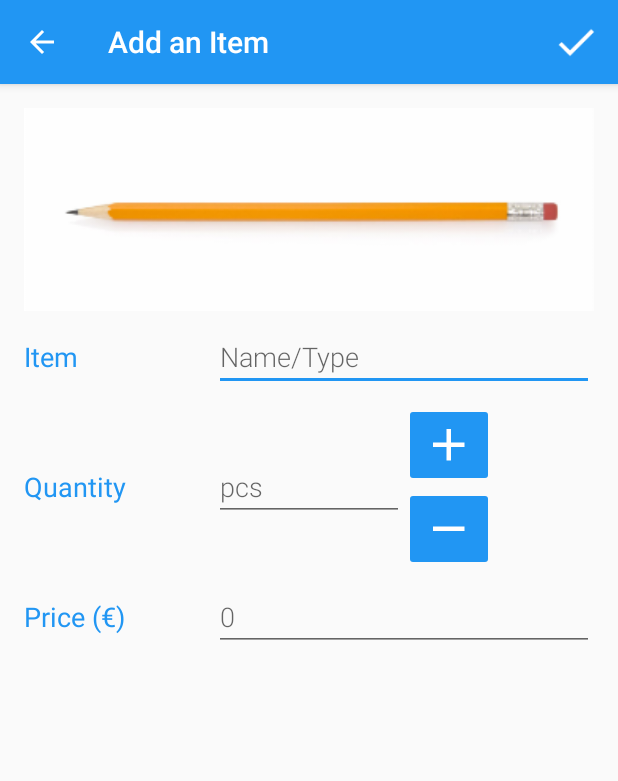
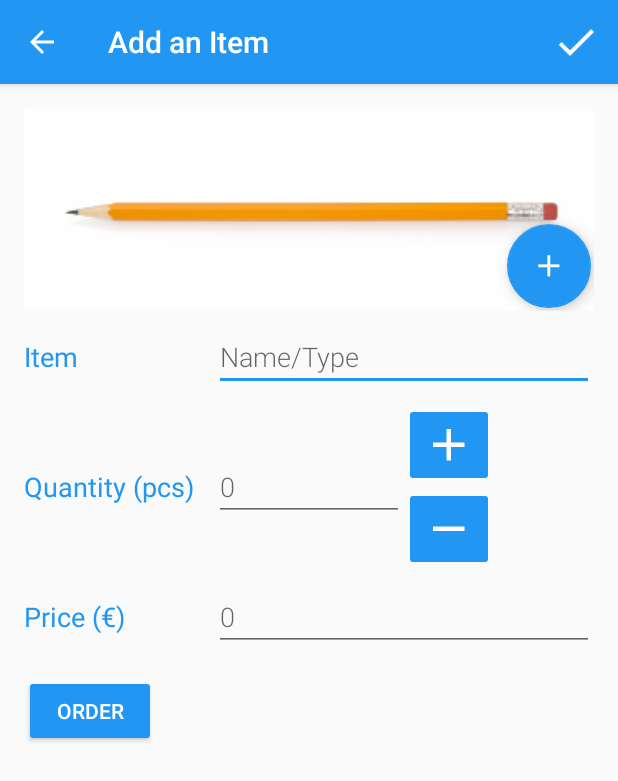
Before and after one commit to s1mq/Inventory-App, an Android app: the screen it shows after launch (EditorActivity), after a tap on an icon or button, on a phone screen of 412 x 824 dp. Shown: the top 781 px of the screen. Run offline under Robolectric (Android 15) with nearby library versions, the phone set to English and light mode, and no system bars.

```diff
--- a/app/src/main/java/com/example/android/inventorius/CatalogActivity.java
+++ b/app/src/main/java/com/example/android/inventorius/CatalogActivity.java
@@ -23,7 +23,7 @@ import com.example.android.inventorius.data.ItemsContract.ItemEntry;
 
 public class CatalogActivity extends AppCompatActivity implements LoaderManager.LoaderCallbacks<Cursor>{
 
-    private static final int PET_LOADER = 0;
+    private static final int ITEM_LOADER = 0;
 
     ItemCursorAdapter mCursorAdapter;
 
@@ -63,19 +63,19 @@ public class CatalogActivity extends AppCompatActivity implements LoaderManager.
                 // by appending the "id" (passed as input to this method) onto the
                 // {@link ItemEntry#CONTENT_URI}.
                 // For example, the URI would be "content://com.example.android.items/items/2"
-                // if the pet with ID 2 was clicked on.
+                // if the item with ID 2 was clicked on.
                 Uri currentItemUri = ContentUris.withAppendedId(ItemsContract.ItemEntry.CONTENT_URI, id);
 
                 // Set the URI on the data field of the intent
                 intent.setData(currentItemUri);
 
-                // Launch the {@link EditorActivity} to display the data for the current pet.
+                // Launch the {@link EditorActivity} to display the data for the current item.
                 startActivity(intent);
             }
         });
 
         // Kick off the loader
-        getLoaderManager().initLoader(PET_LOADER, null, this);
+        getLoaderManager().initLoader(ITEM_LOADER, null, this);
     }
 
     /**
@@ -83,7 +83,7 @@ public class CatalogActivity extends AppCompatActivity implements LoaderManager.
      */
     private void insertItem(){
         // Create a ContentValues object where column names are the keys,
-        // and pencil's pet attributes are the values.
+        // and pencil's item attributes are the values.
         ContentValues values = new ContentValues();
         values.put(ItemEntry.COLUMN_ITEM_NAME, "Pencil");
         values.put(ItemEntry.COLUMN_ITEM_QUANTITY, "5");
@@ -91,13 +91,13 @@ public class CatalogActivity extends AppCompatActivity implements LoaderManager.
 
         // Insert a new row for pencil into the provider using the ContentResolver.
         // Use the {@link ItemEntry#CONTENT_URI} to indicate that we want to insert
-        // into the pets database table.
+        // into the items database table.
         // Receive the new content URI that will allow us to access pencil's data in the future.
         Uri newUri = getContentResolver().insert(ItemEntry.CONTENT_URI, values);
     }
 
     /**
-     *  Helper method to delete all pets in the database
+     *  Helper method to delete all items in the database
      */
     private void deleteAllItems() {
         int rowsDeleted = getContentResolver().delete(ItemEntry.CONTENT_URI, null, null);
--- a/app/src/main/res/layout/activity_catalog.xml
+++ b/app/src/main/res/layout/activity_catalog.xml
@@ -1,5 +1,5 @@
 <?xml version="1.0" encoding="utf-8"?>
-<!-- Layout for the list of pets -->
+<!-- Layout for the list of items -->
 <RelativeLayout
     xmlns:android="http://schemas.android.com/apk/res/android"
     xmlns:tools="http://schemas.android.com/tools"
--- a/app/src/main/res/layout/activity_editor.xml
+++ b/app/src/main/res/layout/activity_editor.xml
@@ -8,11 +8,28 @@
     android:padding="16dp"
     tools:context="com.example.android.inventorius.EditorActivity">
 
-    <ImageView
+    <RelativeLayout
         android:layout_width="match_parent"
-        android:layout_height="wrap_content"
-        android:src="@drawable/pencil"
-        android:scaleType="centerCrop" />
+        android:layout_height="wrap_content">
+
+        <ImageView
+            android:id="@+id/item_image"
+            android:layout_width="match_parent"
+            android:layout_height="wrap_content"
+            android:scaleType="centerCrop"
+            android:src="@drawable/pencil" />
+
+        <android.support.design.widget.FloatingActionButton
+            android:id="@+id/fab"
+            android:layout_width="wrap_content"
+            android:layout_height="wrap_content"
+            android:layout_alignParentRight="true"
+            android:layout_alignBottom="@id/item_image"
+            android:layout_margin="2dp"
+            android:src="@drawable/ic_add"/>
+
+    </RelativeLayout>
+
 
     <LinearLayout
         android:layout_width="match_parent"
@@ -25,17 +42,17 @@
             android:layout_weight="1"
             android:text="Item"
             android:textAppearance="?android:textAppearanceMedium"
-            android:textColor="@color/colorAccent"/>
+            android:textColor="@color/colorAccent" />
 
         <EditText
             android:id="@+id/edit_item_name"
             android:layout_width="0dp"
             android:layout_height="wrap_content"
             android:layout_weight="2"
+            android:fontFamily="sans-serif-light"
+            android:hint="Name/Type"
             android:inputType="textCapWords"
-            android:hint="Name/Type"
-            android:fontFamily="sans-serif-light"
-            android:textAppearance="?android:textAppearanceMedium"/>
+            android:textAppearance="?android:textAppearanceMedium" />
 
 
     </LinearLayout>
@@ -50,19 +67,19 @@
             android:layout_width="0dp"
             android:layout_height="wrap_content"
             android:layout_weight="1"
-            android:text="Quantity"
+            android:text="Quantity (pcs)"
             android:textAppearance="?android:textAppearanceMedium"
-            android:textColor="@color/colorAccent"/>
+            android:textColor="@color/colorAccent" />
 
         <EditText
             android:id="@+id/edit_quantity"
             android:layout_width="0dp"
             android:layout_height="wrap_content"
             android:layout_weight="1"
+            android:fontFamily="sans-serif-light"
+            android:hint="0"
             android:inputType="number"
-            android:hint="pcs"
-            android:fontFamily="sans-serif-light"
-            android:textAppearance="?android:textAppearanceMedium"/>
+            android:textAppearance="?android:textAppearanceMedium" />
 
         <LinearLayout
             android:layout_width="0dp"
@@ -74,19 +91,17 @@
                 android:id="@+id/increase_quantity"
                 android:layout_width="wrap_content"
                 android:layout_height="wrap_content"
-                android:src="@drawable/ic_add"
-                android:backgroundTint="@color/colorAccent"/>
+                android:backgroundTint="@color/colorAccent"
+                android:src="@drawable/ic_add" />
 
             <ImageButton
                 android:id="@+id/decrease_quantity"
                 android:layout_width="wrap_content"
                 android:layout_height="wrap_content"
-                android:src="@drawable/ic_remove"
-                android:backgroundTint="@color/colorAccent"/>
+                android:backgroundTint="@color/colorAccent"
+                android:src="@drawable/ic_remove" />
 
         </LinearLayout>
-
-
 
 
     </LinearLayout>
@@ -102,19 +117,27 @@
             android:layout_weight="1"
             android:text="Price (€)"
             android:textAppearance="?android:textAppearanceMedium"
-            android:textColor="@color/colorAccent"/>
+            android:textColor="@color/colorAccent" />
 
         <EditText
             android:id="@+id/edit_price"
             android:layout_width="0dp"
             android:layout_height="wrap_content"
             android:layout_weight="2"
+            android:fontFamily="sans-serif-light"
+            android:hint="0"
             android:inputType="number"
-            android:hint="0"
-            android:fontFamily="sans-serif-light"
-            android:textAppearance="?android:textAppearanceMedium"/>
+            android:textAppearance="?android:textAppearanceMedium" />
 
 
     </LinearLayout>
 
+    <Button
+        android:layout_width="wrap_content"
+        android:layout_height="wrap_content"
+        android:backgroundTint="@color/colorAccent"
+        android:text="order"
+        android:textColor="@android:color/white"
+        android:layout_marginTop="16dp"/>
+
 </LinearLayout>
--- a/app/src/main/res/layout/list_item.xml
+++ b/app/src/main/res/layout/list_item.xml
@@ -1,4 +1,4 @@
-<?xml version="1.0" encoding="utf-8"?><!-- Layout for a single list item in the list of pets -->
+<?xml version="1.0" encoding="utf-8"?><!-- Layout for a single list item in the list of items -->
 <LinearLayout xmlns:android="http://schemas.android.com/apk/res/android"
     xmlns:tools="http://schemas.android.com/tools"
     android:layout_width="match_parent"
@@ -42,5 +42,5 @@
         android:layout_width="0dp"
         android:layout_height="wrap_content"
         android:layout_weight="1"
-        android:src="@drawable/ic_euro_symbol" />
+        android:src="@drawable/ic_euro_symbol_black" />
 </LinearLayout>
```
Also changed, not shown: app/src/main/java/com/example/android/inventorius/EditorActivity.java (+58 -5 lines), app/src/main/java/com/example/android/inventorius/ItemCursorAdapter.java (+4 -4 lines), app/src/main/java/com/example/android/inventorius/data/ItemProvider.java (+7 -9 lines), app/src/main/res/values/strings.xml (+17 -17 lines), app/src/main/res/drawable-hdpi/ic_euro_symbol.png, app/src/main/res/drawable-mdpi/ic_euro_symbol.png, app/src/main/res/drawable-xhdpi/ic_euro_symbol.png, app/src/main/res/drawable-xxhdpi/ic_euro_symbol.png, app/src/main/res/drawable-xxxhdpi/ic_euro_symbol.png.
